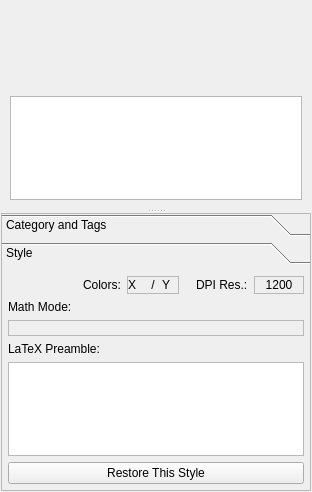
The window that src/klflibentryeditor.ui (CryFeiFei/klatexformula) describes before a commit, drawn with Qt 5.
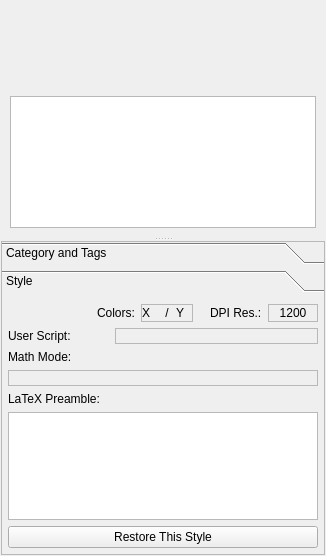
The same window after the commit. The open tabs and pages were chosen to show the change. Icons and pictures are not drawn. Custom widgets are drawn as their Qt base class.

What changed in the file:
```diff
--- a/src/klflibentryeditor.ui
+++ b/src/klflibentryeditor.ui
@@ -6,8 +6,8 @@
    <rect>
     <x>0</x>
     <y>0</y>
-    <width>311</width>
-    <height>492</height>
+    <width>326</width>
+    <height>556</height>
    </rect>
   </property>
   <layout class="QGridLayout" name="lyt_KLFLibEntryEditor">
@@ -244,8 +244,8 @@
         <rect>
          <x>0</x>
          <y>0</y>
-         <width>268</width>
-         <height>186</height>
+         <width>322</width>
+         <height>257</height>
         </rect>
        </property>
        <property name="autoFillBackground">
@@ -258,21 +258,21 @@
         <property name="margin">
          <number>6</number>
         </property>
-        <item row="1" column="0" colspan="9">
+        <item row="2" column="0" colspan="9">
          <widget class="QLabel" name="lblStyMathModeCaption">
           <property name="text">
            <string>Math Mode:</string>
           </property>
          </widget>
         </item>
-        <item row="6" column="0" colspan="9">
+        <item row="7" column="0" colspan="9">
          <widget class="QPushButton" name="btnRestoreStyle">
           <property name="text">
            <string>Restore This Style</string>
           </property>
          </widget>
         </item>
-        <item row="7" column="0">
+        <item row="8" column="0">
          <spacer name="vspcStyle">
           <property name="orientation">
            <enum>Qt::Vertical</enum>
@@ -285,14 +285,14 @@
           </property>
          </spacer>
         </item>
-        <item row="4" column="0" colspan="9">
+        <item row="5" column="0" colspan="9">
          <widget class="QLabel" name="lblStyPreamble">
           <property name="text">
            <string>LaTeX Preamble:</string>
           </property>
          </widget>
         </item>
-        <item row="5" column="0" colspan="9">
+        <item row="6" column="0" colspan="9">
          <widget class="KLFLatexEdit" name="txtStyPreamble">
           <property name="sizePolicy">
            <sizepolicy hsizetype="Preferred" vsizetype="Preferred">
@@ -323,7 +323,7 @@
           </property>
          </widget>
         </item>
-        <item row="3" column="0" colspan="9">
+        <item row="4" column="0" colspan="9">
          <widget class="QLabel" name="lblStyMathMode">
           <property name="frameShape">
            <enum>QFrame::StyledPanel</enum>
@@ -518,6 +518,47 @@
           </property>
          </spacer>
         </item>
+        <item row="1" column="0" colspan="9">
+         <widget class="QFrame" name="frmUserScript">
+          <property name="frameShape">
+           <enum>QFrame::NoFrame</enum>
+          </property>
+          <property name="frameShadow">
+           <enum>QFrame::Raised</enum>
+          </property>
+          <property name="lineWidth">
+           <number>0</number>
+          </property>
+          <layout class="QHBoxLayout" name="horizontalLayout" stretch="1,2">
+           <property name="margin">
+            <number>0</number>
+           </property>
+           <item>
+            <widget class="QLabel" name="lblUserScriptPrompt">
+             <property name="text">
+              <string>User Script:</string>
+             </property>
+            </widget>
+           </item>
+           <item>
+            <widget class="QLabel" name="lblUserScript">
+             <property name="frameShape">
+              <enum>QFrame::StyledPanel</enum>
+             </property>
+             <property name="frameShadow">
+              <enum>QFrame::Sunken</enum>
+             </property>
+             <property name="text">
+              <string notr="true">&lt;user script...&gt;</string>
+             </property>
+             <property name="margin">
+              <number>1</number>
+             </property>
+            </widget>
+           </item>
+          </layout>
+         </widget>
+        </item>
        </layout>
       </widget>
      </widget>
@@ -526,16 +567,16 @@
   </layout>
  </widget>
  <customwidgets>
-  <customwidget>
-   <class>KLFDisplayLabel</class>
-   <extends>QLabel</extends>
-   <header location="global">klfdisplaylabel.h</header>
-  </customwidget>
   <customwidget>
    <class>KLFLatexEdit</class>
    <extends>QTextEdit</extends>
    <header>klflatexedit.h</header>
   </customwidget>
+  <customwidget>
+   <class>KLFDisplayLabel</class>
+   <extends>QLabel</extends>
+   <header location="global">klfdisplaylabel.h</header>
+  </customwidget>
  </customwidgets>
  <tabstops>
   <tabstop>txtPreviewLatex</tabstop>
```
Left out of the diff: 4 changed lines with no effect on the pictures.
